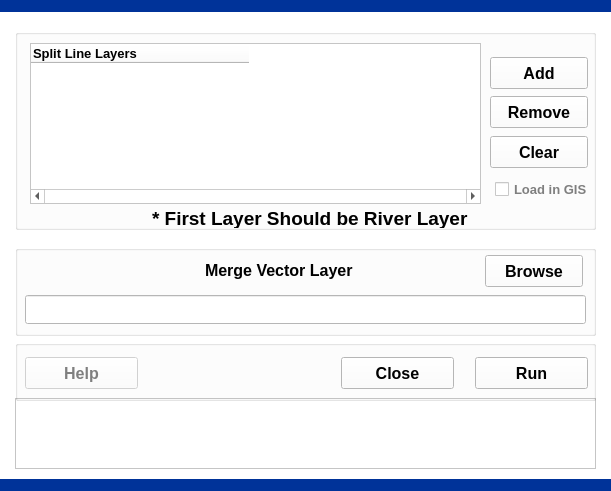
First picture: the form in 3VectorProcessing/5MergeVectorLayers/mergevectorlayers.ui, repository leonard-psu/PIHMgis, before the edit.
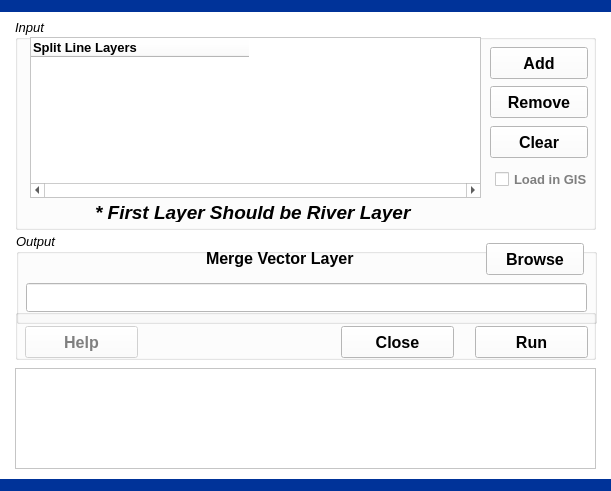
Second picture: the form after the edit.

The edit to the form file:
```diff
--- a/3VectorProcessing/5MergeVectorLayers/mergevectorlayers.ui
+++ b/3VectorProcessing/5MergeVectorLayers/mergevectorlayers.ui
@@ -440,11 +440,16 @@
    <property name="geometry">
     <rect>
      <x>15</x>
-     <y>398</y>
+     <y>368</y>
      <width>581</width>
-     <height>71</height>
+     <height>101</height>
     </rect>
    </property>
+   <property name="font">
+    <font>
+     <pointsize>11</pointsize>
+    </font>
+   </property>
    <property name="lineWrapMode">
     <enum>QTextEdit::NoWrap</enum>
    </property>
@@ -453,9 +458,9 @@
    <property name="geometry">
     <rect>
      <x>15</x>
-     <y>340</y>
+     <y>309</y>
      <width>581</width>
-     <height>61</height>
+     <height>51</height>
     </rect>
    </property>
    <property name="title">
@@ -1427,13 +1432,20 @@
    <property name="geometry">
     <rect>
      <x>15</x>
-     <y>29</y>
+     <y>19</y>
      <width>581</width>
-     <height>201</height>
+     <height>211</height>
     </rect>
    </property>
+   <property name="font">
+    <font>
+     <weight>50</weight>
+     <italic>true</italic>
+     <bold>false</bold>
+    </font>
+   </property>
    <property name="title">
-    <string/>
+    <string>Input</string>
    </property>
    <widget class="QPushButton" name="pushButtonAdd">
     <property name="geometry">
@@ -1447,6 +1459,9 @@
     <property name="font">
      <font>
       <pointsize>12</pointsize>
+      <weight>75</weight>
+      <italic>false</italic>
+      <bold>true</bold>
      </font>
     </property>
     <property name="text">
@@ -1466,16 +1481,18 @@
     <property name="geometry">
      <rect>
       <x>15</x>
-      <y>14</y>
+      <y>18</y>
       <width>451</width>
       <height>161</height>
      </rect>
     </property>
     <property name="font">
      <font>
-      <pointsize>10</pointsize>
-      <weight>50</weight>
-      <bold>false</bold>
+      <family>Arial</family>
+      <pointsize>11</pointsize>
+      <weight>75</weight>
+      <italic>false</italic>
+      <bold>true</bold>
      </font>
     </property>
     <property name="acceptDrops">
@@ -1549,6 +1566,9 @@
     <property name="font">
      <font>
       <pointsize>12</pointsize>
+      <weight>75</weight>
+      <italic>false</italic>
+      <bold>true</bold>
      </font>
     </property>
     <property name="text">
@@ -1603,6 +1623,9 @@
     <property name="font">
      <font>
       <pointsize>12</pointsize>
+      <weight>75</weight>
+      <italic>false</italic>
+      <bold>true</bold>
      </font>
     </property>
     <property name="text">
@@ -1615,8 +1638,8 @@
    <widget class="QLabel" name="label">
     <property name="geometry">
      <rect>
-      <x>137</x>
-      <y>179</y>
+      <x>80</x>
+      <y>183</y>
       <width>331</width>
       <height>20</height>
      </rect>
@@ -1636,14 +1659,21 @@
   <widget class="QGroupBox" name="groupBoxButtons_2">
    <property name="geometry">
     <rect>
-     <x>15</x>
-     <y>245</y>
+     <x>16</x>
+     <y>233</y>
      <width>581</width>
      <height>91</height>
     </rect>
    </property>
+   <property name="font">
+    <font>
+     <weight>50</weight>
+     <italic>true</italic>
+     <bold>false</bold>
+    </font>
+   </property>
    <property name="title">
-    <string/>
+    <string>Output</string>
    </property>
    <widget class="QPushButton" name="pushButtonMergeLayer">
     <property name="geometry">
@@ -1657,6 +1687,9 @@
     <property name="font">
      <font>
       <pointsize>12</pointsize>
+      <weight>75</weight>
+      <italic>false</italic>
+      <bold>true</bold>
      </font>
     </property>
     <property name="text">
@@ -1677,9 +1710,10 @@
     </property>
     <property name="font">
      <font>
-      <pointsize>10</pointsize>
-      <weight>50</weight>
-      <bold>false</bold>
+      <pointsize>11</pointsize>
+      <weight>75</weight>
+      <italic>false</italic>
+      <bold>true</bold>
      </font>
     </property>
    </widget>
@@ -1695,6 +1729,9 @@
     <property name="font">
      <font>
       <pointsize>12</pointsize>
+      <weight>75</weight>
+      <italic>false</italic>
+      <bold>true</bold>
      </font>
     </property>
     <property name="text">
```
